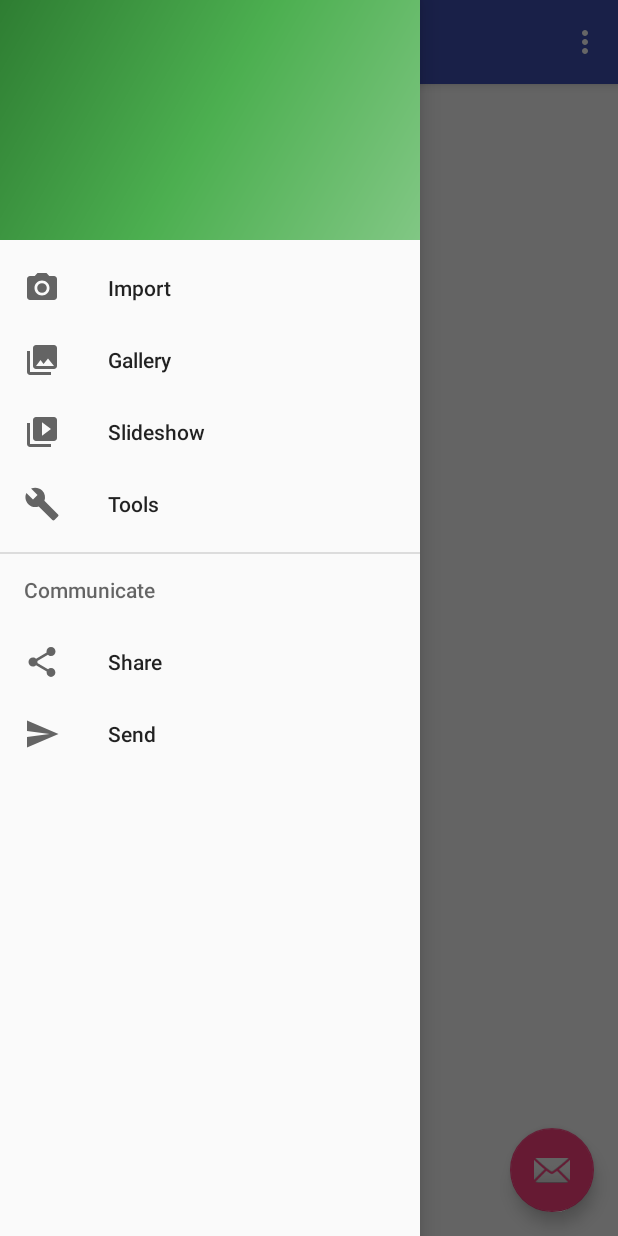
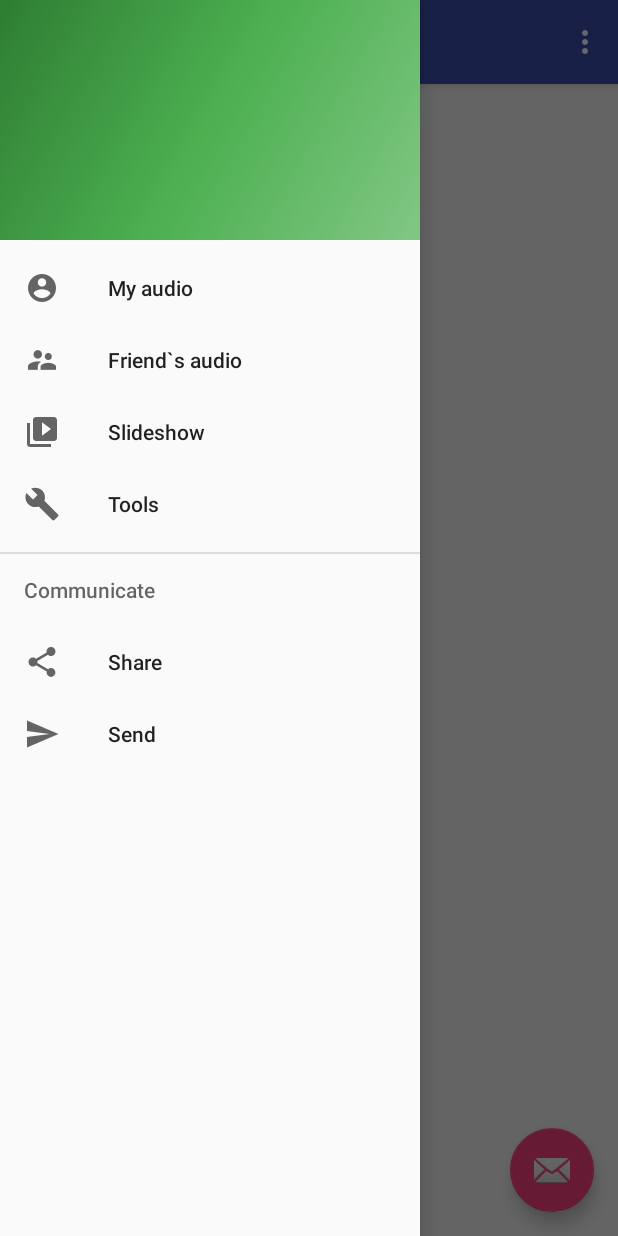
Before and after one commit to evezus/VkMusic, an Android app: the ListActivity screen opened directly, with no data from a screen before it, with the side drawer open, on a phone screen of 412 x 824 dp. Run offline under Robolectric (Android 15) with nearby library versions, the phone set to English and light mode, and no system bars; libraries missing offline, so code that uses them is left out: com.nostra13.universalimageloader; network calls fail; 1 statement that could not run was skipped.

Commit message:
strings and side list changes

```diff
--- a/app/src/main/java/vne/vkmusic/activities/LoginActivity.java
+++ b/app/src/main/java/vne/vkmusic/activities/LoginActivity.java
@@ -26,7 +26,7 @@ public class LoginActivity extends AppCompatActivity {
         }
 
         setContentView(R.layout.activity_login);
-        findViewById(R.id.button).setOnClickListener(new View.OnClickListener() {
+        findViewById(R.id.btn_auth).setOnClickListener(new View.OnClickListener() {
             @Override
             public void onClick(View v) {
                 VKSdk.login(LoginActivity.this, VKScope.AUDIO);
--- a/app/src/main/res/menu/activity_list_drawer.xml
+++ b/app/src/main/res/menu/activity_list_drawer.xml
@@ -4,12 +4,12 @@
     <group android:checkableBehavior="single">
         <item
             android:id="@+id/nav_camera"
-            android:icon="@drawable/ic_menu_camera"
-            android:title="Import" />
+            android:icon="@mipmap/ic_me"
+            android:title="@string/side_my_audio" />
         <item
             android:id="@+id/nav_gallery"
-            android:icon="@drawable/ic_menu_gallery"
-            android:title="Gallery" />
+            android:icon="@mipmap/ic_friends"
+            android:title="@string/side_friends_audio" />
         <item
             android:id="@+id/nav_slideshow"
             android:icon="@drawable/ic_menu_slideshow"
--- a/app/src/main/res/values/strings.xml
+++ b/app/src/main/res/values/strings.xml
@@ -7,4 +7,14 @@
 
     <string name="action_settings">Settings</string>
     <string name="auth_text">Authorization</string>
+
+    <!-- Drawable side bar -->
+    <string name="side_my_audio">My audio</string>
+    <string name="side_friends_audio">Friend`s audio</string>
+    <string name="side_cached">Cached audio</string>
+    <string name="side_favorite">Favorite</string>
+
+    <string name="side_settings">Settings</string>
+    <string name="side_logout">Change account</string>
+    <string name="side_exit">Exit</string>
 </resources>
```
Also changed, not shown: app/src/main/ic_friends-web.png (added), app/src/main/ic_me-web.png (added), app/src/main/res/mipmap-hdpi/ic_friends.png (added), app/src/main/res/mipmap-hdpi/ic_me.png (added), app/src/main/res/mipmap-mdpi/ic_friends.png (added), app/src/main/res/mipmap-mdpi/ic_me.png (added), app/src/main/res/mipmap-xhdpi/ic_friends.png (added), app/src/main/res/mipmap-xhdpi/ic_me.png (added), app/src/main/res/mipmap-xxhdpi/ic_friends.png (added), app/src/main/res/mipmap-xxhdpi/ic_me.png (added), app/src/main/res/mipmap-xxxhdpi/ic_friends.png (added), app/src/main/res/mipmap-xxxhdpi/ic_me.png (added), 2 other files.
